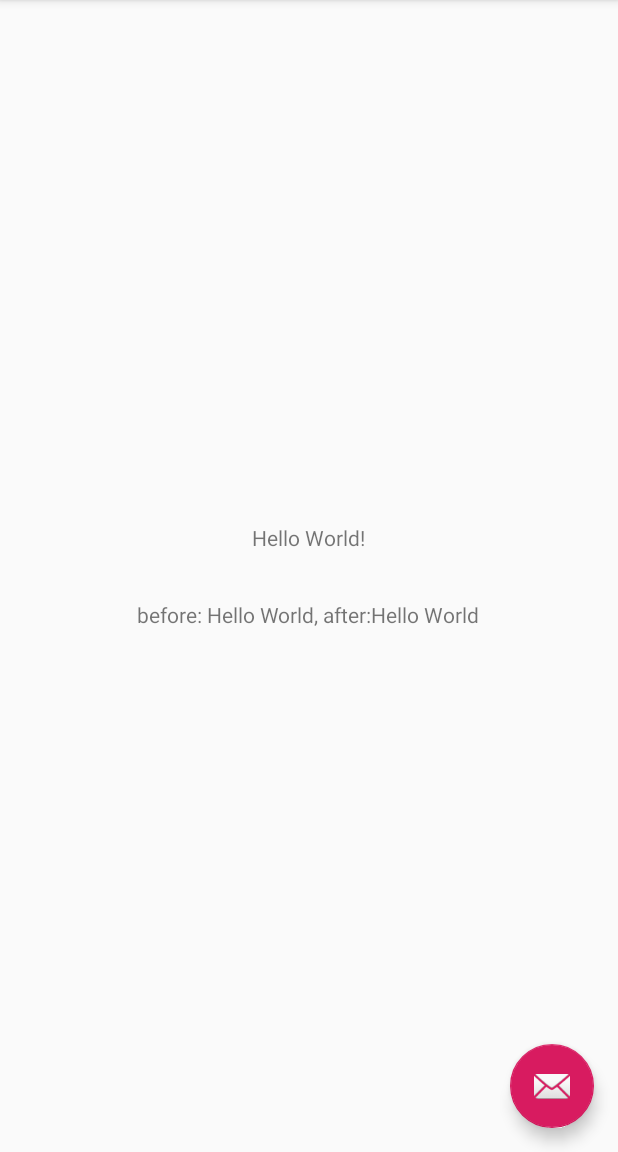
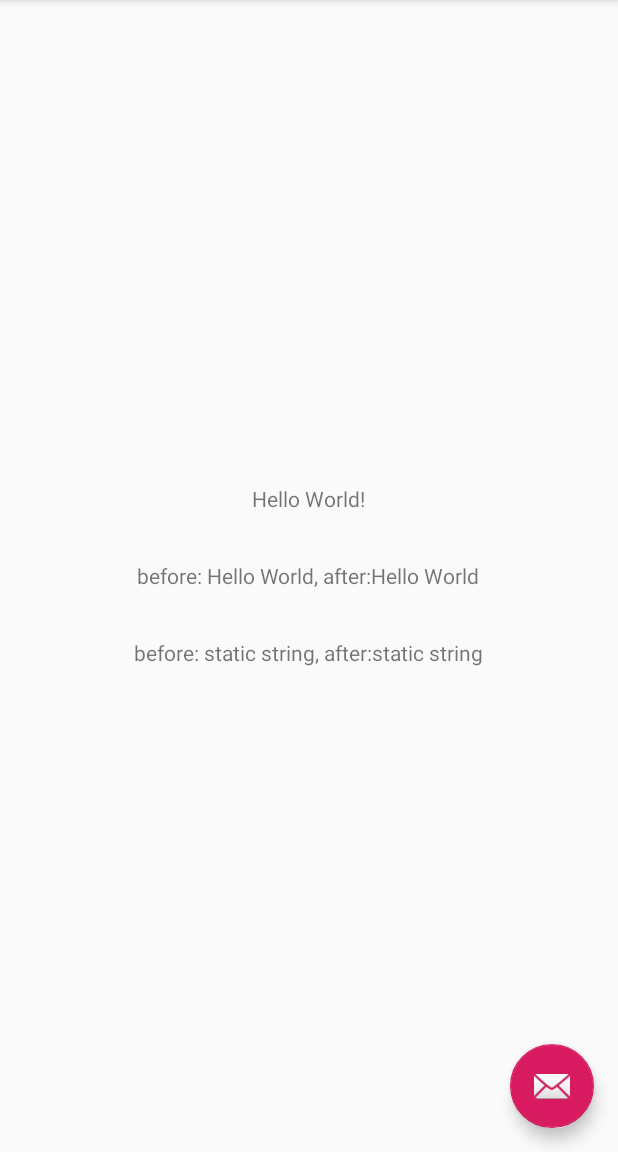
Before and after one commit to 103style/NDKDoc, an Android app: the screen it shows after launch (MainActivity), on a phone screen of 412 x 824 dp, the part 84-1236 px from its top. Run offline under Robolectric (Android 15) with nearby library versions, the phone set to English and light mode, and no system bars; 4 statements that could not run were skipped.

Commit message:
添加jni修改静态属性的示例

```diff
--- a/HelloNDK/app/src/main/java/com/example/myapplication/MainActivity.java
+++ b/HelloNDK/app/src/main/java/com/example/myapplication/MainActivity.java
@@ -12,15 +12,19 @@ import android.widget.TextView;
 
 public class MainActivity extends AppCompatActivity {
 
+    private static String staticString = "static string";
+
     static {
         System.loadLibrary("hello-ndk");
     }
 
-    public String showText = "Hello World";
+    private String showText = "Hello World";
 
     public native String helloNDK();
 
     public native void accessField();
+
+    public native void accessStaticField();
 
     @Override
     protected void onCreate(Bundle savedInstanceState) {
@@ -34,7 +38,6 @@ public class MainActivity extends AppCompatActivity {
         show.setText(helloNDK());
 
 
-
         TextView accessFiledShow = findViewById(R.id.tv_access_filed_show);
         String res = "before: " + showText;
         //通过ndk 修改非静态属性属性
@@ -43,10 +46,15 @@ public class MainActivity extends AppCompatActivity {
         accessFiledShow.setText(res);
 
 
+        TextView accessStaticFiledShow = findViewById(R.id.tv_static_access_filed_show);
+        res = "before: " + staticString;
+        //通过ndk 修改非静态属性属性
+        accessStaticField();
+        res += ", after:" + staticString;
+        accessStaticFiledShow.setText(res);
     }
 
     private void config() {
-
         Toolbar toolbar = findViewById(R.id.toolbar);
         setSupportActionBar(toolbar);
 
--- a/HelloNDK/app/src/main/res/layout/content_main.xml
+++ b/HelloNDK/app/src/main/res/layout/content_main.xml
@@ -26,4 +26,12 @@
         android:layout_margin="8dp"
         android:padding="8dp" />
 
+
+    <TextView
+        android:id="@+id/tv_static_access_filed_show"
+        android:layout_width="wrap_content"
+        android:layout_height="wrap_content"
+        android:layout_margin="8dp"
+        android:padding="8dp" />
+
 </LinearLayout>
```
Also changed, not shown: 1 other file.
